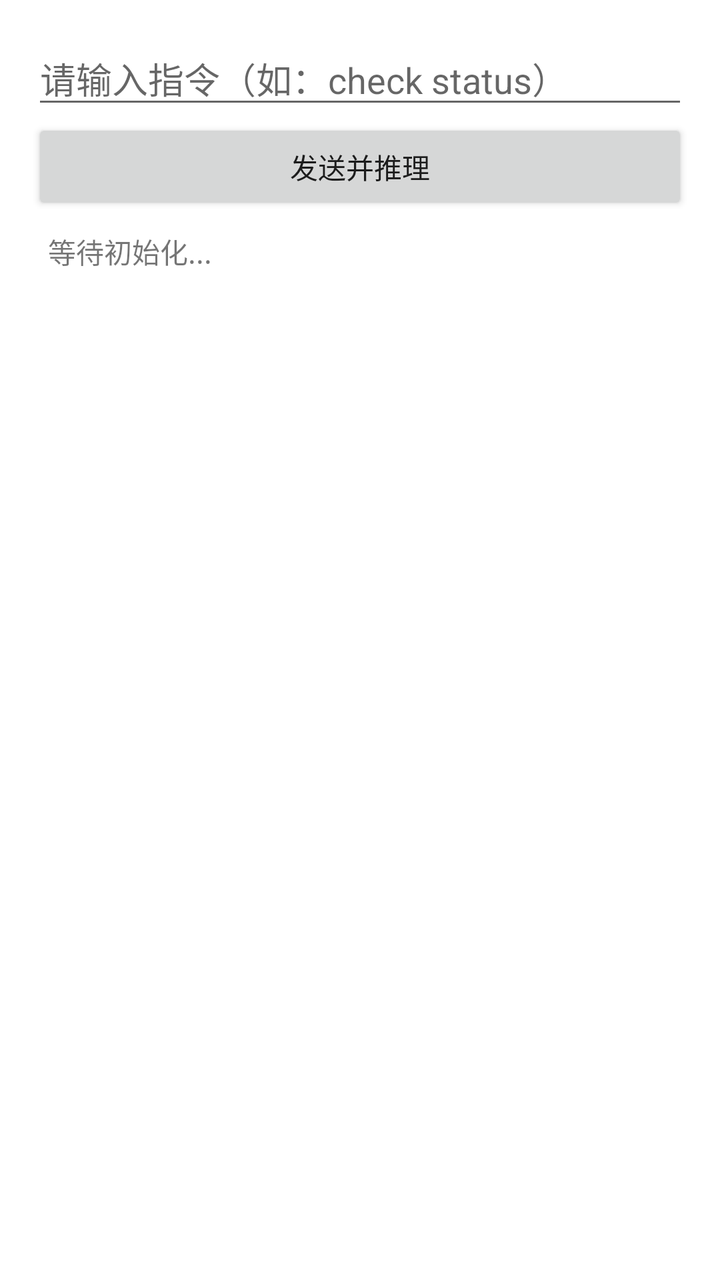
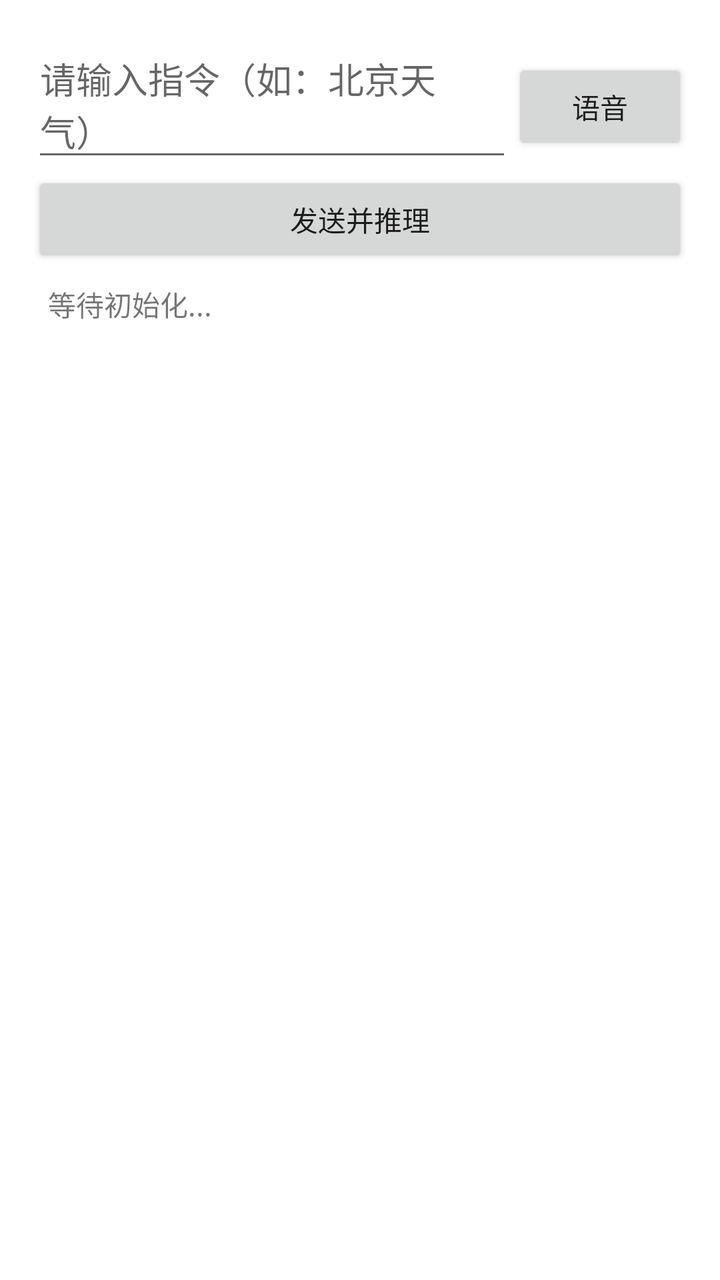

The first picture is an Android layout as it rendered before a commit; the second is the same layout after the commit. The layout source and the unified diff follow.
<!-- AndroidManifest.xml: application theme AppTheme -->
<!-- res/layout/activity_main.xml -->
<?xml version="1.0" encoding="utf-8"?>
<LinearLayout xmlns:android="http://schemas.android.com/apk/res/android"
    android:layout_width="match_parent"
    android:layout_height="match_parent"
    android:orientation="vertical"
    android:padding="16dp">

    <EditText
        android:id="@+id/et_input"
        android:layout_width="match_parent"
        android:layout_height="wrap_content"
        android:hint="请输入指令（如：check status）" />

    <Button
        android:id="@+id/btn_send"
        android:layout_width="match_parent"
        android:layout_height="wrap_content"
        android:text="发送并推理" />

    <ScrollView
        android:layout_width="match_parent"
        android:layout_height="0dp"
        android:layout_weight="1">
        <TextView
            android:id="@+id/tv_console"
            android:layout_width="match_parent"
            android:layout_height="wrap_content"
            android:padding="8dp"
            android:text="等待初始化..."
            android:fontFamily="monospace" />
    </ScrollView>
</LinearLayout>
<!-- resources referenced by this layout -->
<resources>
  <style name="AppTheme" parent="Theme.MaterialComponents.Light.NoActionBar">
          
          <item name="colorPrimary">@color/colorPrimary</item>
          <item name="colorPrimaryDark">@color/colorPrimaryDark</item>
          <item name="colorAccent">@color/colorAccent</item>
      </style>
  <color name="colorPrimary">#008577</color>
  <color name="colorPrimaryDark">#00574B</color>
  <color name="colorAccent">#D81B60</color>
</resources>

<!-- the commit's change to res/layout/activity_main.xml (unified diff, before → after) -->
@@ -5,11 +5,24 @@
     android:orientation="vertical"
     android:padding="16dp">
 
-    <EditText
-        android:id="@+id/et_input"
+    <LinearLayout
         android:layout_width="match_parent"
         android:layout_height="wrap_content"
-        android:hint="请输入指令（如：check status）" />
+        android:orientation="horizontal">
+
+        <EditText
+            android:id="@+id/et_input"
+            android:layout_width="0dp"
+            android:layout_height="wrap_content"
+            android:layout_weight="1"
+            android:hint="请输入指令（如：北京天气）" />
+
+        <Button
+            android:id="@+id/btn_voice"
+            android:layout_width="wrap_content"
+            android:layout_height="wrap_content"
+            android:text="语音" />
+    </LinearLayout>
 
     <Button
         android:id="@+id/btn_send"
